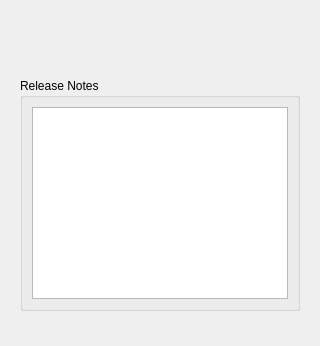
Above: src/gambitpairing/ui/update_prompt_dialog.ui from gambit-devs/gambit-pairing before the change. Below: the same form after it.
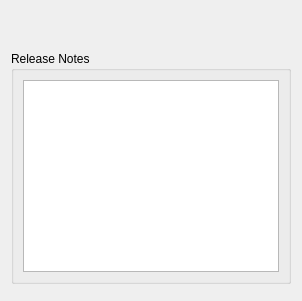
That is the form after the change.

```diff
--- a/src/gambitpairing/ui/update_prompt_dialog.ui
+++ b/src/gambitpairing/ui/update_prompt_dialog.ui
@@ -9,21 +9,6 @@
    <number>500</number>
   </property>
   <layout class="QVBoxLayout" name="main_layout">
-   <property name="spacing">
-    <number>15</number>
-   </property>
-   <property name="leftMargin">
-    <number>20</number>
-   </property>
-   <property name="topMargin">
-    <number>20</number>
-   </property>
-   <property name="rightMargin">
-    <number>20</number>
-   </property>
-   <property name="bottomMargin">
-    <number>20</number>
-   </property>
    <item>
     <widget class="QLabel" name="title_label">
      <property name="class" stdset="0">
```
Left out of the diff: 12 changed lines with no effect on the pictures.
